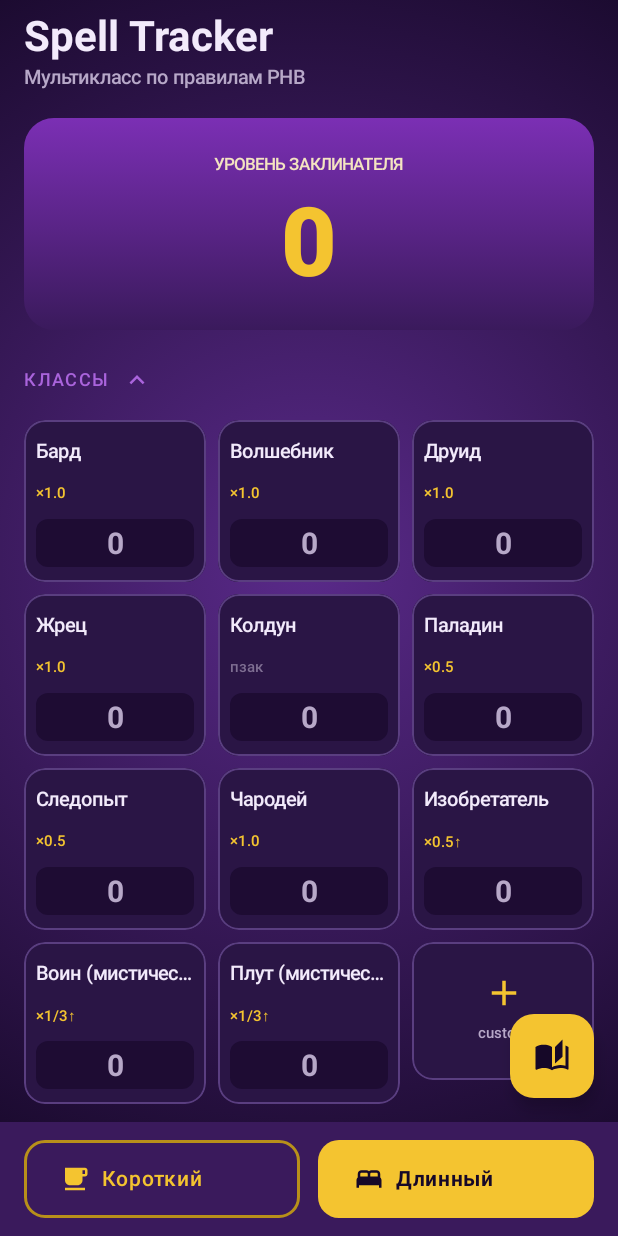
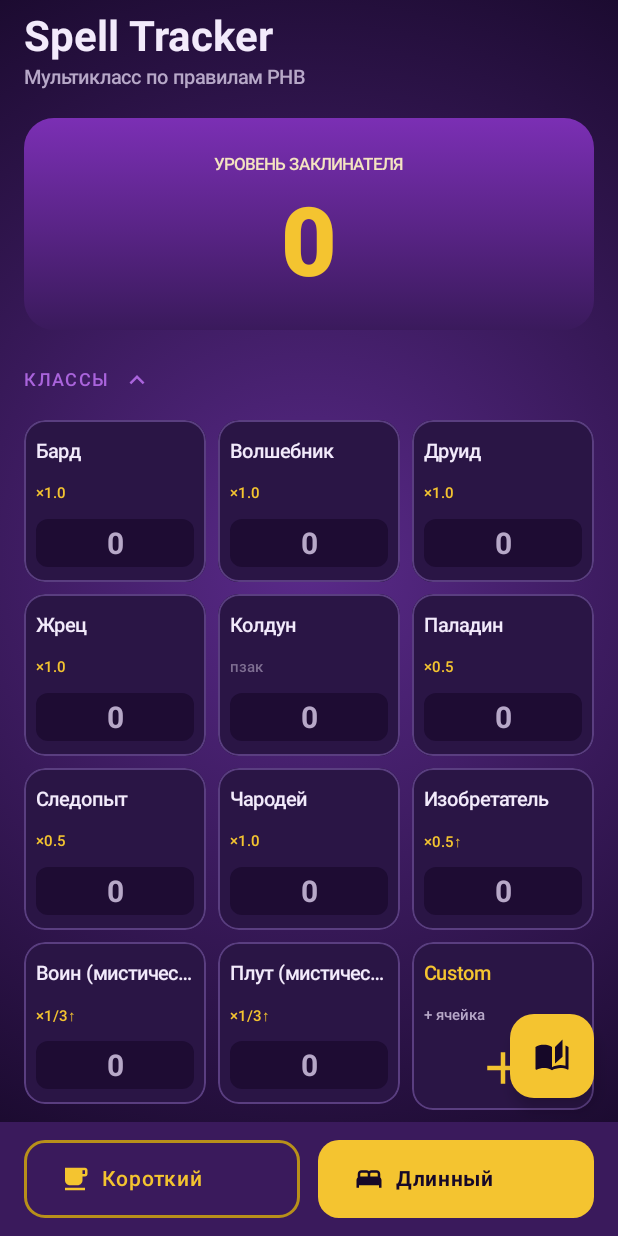
Before and after one commit to SiberianFoboZ/spell-tracker-dnd, an Android app built with Jetpack Compose: the screen it shows after launch (MainActivity), after a tap on "КЛАССЫ", on a phone screen of 412 x 824 dp. Run offline under Robolectric (Android 15) with nearby library versions, the light colour scheme and no system bars.

Commit message:
UI: GridCard constructor + flexible SlotCells (Этап 24 v3)

```diff
--- a/app/build.gradle.kts
+++ b/app/build.gradle.kts
@@ -34,8 +34,8 @@ android {
         applicationId = "com.example.spelltracker"
         minSdk = 24
         targetSdk = 36
-        versionCode = 13
-        versionName = "2.5.2"
+        versionCode = 14
+        versionName = "2.5.3"
 
         testInstrumentationRunner = "androidx.test.runner.AndroidJUnitRunner"
 
--- a/app/src/main/java/com/example/spelltracker/ui/home/HomeScreen.kt
+++ b/app/src/main/java/com/example/spelltracker/ui/home/HomeScreen.kt
@@ -442,6 +442,70 @@ private fun ClassesGrid(
     }
 }
 
+/**
+ * Этап 24 v3: общий конструктор карточки сетки классов.
+ *
+ * Единая геометрия для [ClassCard] и [AddClassButton]:
+ *   - `Box` 92.dp мин. высота, скруглённые углы 14.dp, фон CardBg
+ *   - внутри `Column`: заголовок (13.sp SemiBold) + подзаголовок (10.sp)
+ *     + `middleContent` (произвольный — LevelInput для классов, иконка
+ *     для кнопки добавления)
+ *   - опциональный `onClick` делает карточку кликабельной
+ *   - `borderColor`/`borderWidth` позволяют подсветить активные
+ *     мультиклассы (PurpleLight + 1.5.dp)
+ *
+ * Так [AddClassButton] визуально встаёт в один ритм с [ClassCard] —
+ * одинаковая высота, одинаковое расположение заголовка/подзаголовка,
+ * одинаковый внутренний отступ. Раньше AddClassButton был Box с
+ * Column(horizontalAlignment = CenterHorizontally), и иконка с
+ * текстом «custom» сидели в центре — теперь текст «Custom» это
+ * полноценный заголовок сверху, как у остальных.
+ */
+@Composable
+private fun GridCard(
+    title: String,
+    subtitle: String,
+    titleColor: androidx.compose.ui.graphics.Color,
+    subtitleColor: androidx.compose.ui.graphics.Color,
+    onClick: (() -> Unit)?,
+    borderColor: androidx.compose.ui.graphics.Color,
+    borderWidth: androidx.compose.ui.unit.Dp,
+    modifier: Modifier = Modifier,
+    middleContent: @Composable () -> Unit = {},
+) {
+    Box(
+        modifier = modifier
+            .heightIn(min = 92.dp)
+            .clip(RoundedCornerShape(14.dp))
+            .background(AppColors.CardBg)
+            .border(
+                width = borderWidth,
+                color = borderColor,
+                shape = RoundedCornerShape(14.dp),
+            )
+            .let { if (onClick != null) it.clickable { onClick() } else it }
+            .padding(horizontal = 8.dp, vertical = 10.dp),
+    ) {
+        Column(verticalArrangement = Arrangement.spacedBy(6.dp)) {
+            Text(
+                text = title,
+                color = titleColor,
+                fontSize = 13.sp,
+                fontWeight = FontWeight.SemiBold,
+                maxLines = 1,
+                overflow = TextOverflow.Ellipsis,
+            )
+            Text(
+                text = subtitle,
+                color = subtitleColor,
+                fontSize = 10.sp,
+                maxLines = 1,
+            )
+            middleContent()
+        }
+    }
+}
+
 @Composable
 private fun ClassCard(
     info: Classes.Info,
@@ -451,39 +515,19 @@ private fun ClassCard(
 ) {
     val hasCasting = info.factor > 0.0
     val isMulticlass = level > 0 && hasCasting
-    val bg = if (isMulticlass) AppColors.CardBgLighter else AppColors.CardBg
-    Box(
-        modifier = modifier
-            .heightIn(min = 92.dp)
-            .clip(RoundedCornerShape(14.dp))
-            .background(bg)
-            .border(
-                width = if (isMulticlass) 1.5.dp else 1.dp,
-                color = if (isMulticlass) AppColors.PurpleLight else AppColors.Outline,
-                shape = RoundedCornerShape(14.dp),
+    GridCard(
+        title = info.name,
+        subtitle = if (hasCasting) "×${formatFactor(info)}" else "пзак",
+        titleColor = AppColors.TextWhite,
+        subtitleColor = if (hasCasting) AppColors.Gold else AppColors.TextGreyDark,
+        onClick = null,
+        borderColor = if (isMulticlass) AppColors.PurpleLight else AppColors.Outline,
+        borderWidth = if (isMulticlass) 1.5.dp else 1.dp,
+        // Этап 24 v3: фон CardBgLighter для мультиклассов применяем
+        // ПОВЕРХ GridCard'овского CardBg, чтобы подсветить активные классы.
+        modifier = if (isMulticlass) modifier.background(AppColors.CardBgLighter) else modifier,
+        middleContent = { LevelInput(level, onLevelChange) },
     )
-            .padding(horizontal = 8.dp, vertical = 10.dp),
-    ) {
-        Column(verticalArrangement = Arrangement.spacedBy(6.dp)) {
-            Text(
-                text = info.name,
-                color = AppColors.TextWhite,
-                fontSize = 13.sp,
-                fontWeight = FontWeight.SemiBold,
-                maxLines = 1,
-                overflow = TextOverflow.Ellipsis,
-            )
-            Text(
-                text = if (hasCasting) "×${formatFactor(info)}" else "пзак",
-                color = if (hasCasting) AppColors.Gold else AppColors.TextGreyDark,
-                fontSize = 10.sp,
-            )
-            LevelInput(
-                level = level,
-                onLevelChange = onLevelChange,
-            )
-        }
-    }
 }
 
 @Composable
@@ -548,44 +592,51 @@ private fun LevelInput(
  * скруглённые углы 14.dp, фон CardBg, рамка Outline), чтобы не ломать
  * общий ритм сетки.
  */
+/**
+ * Кнопка «Добавить пользовательскую ячейку» (Этап 20 v2 → Этап 24 v3).
+ *
+ * Занимает последнюю ячейку сетки [ClassesGrid] (3×3 → 10 ячеек: 9
+ * классов + 1 кнопка). Визуально повторяет [ClassCard] 1-в-1 благодаря
+ * общему конструктору [GridCard]:
+ *   - Заголовок «Custom» (13.sp, gold) — как у других классов
+ *   - Подзаголовок «+ ячейка» (10.sp, grey) — объясняет действие
+ *   - В middleContent — крупная золотая иконка «+» (36.dp)
+ *   - Кликабельна — открывает [AddCustomSlotSheet] (Этап 20 v2).
+ *
+ * Раньше текст «custom» был мелкой подписью 10.sp ПОД иконкой +
+ * иконка была 28.dp — из-за этого кнопка визуально казалась меньше
+ * других карточек в сетке. Теперь с единым конструктором и
+ * полноценным заголовком кнопка выглядит как «ещё одна карточка
+ * класса», а не как «отдельная маленькая кнопочка».
+ */
 @Composable
 private fun AddClassButton(
     modifier: Modifier = Modifier,
     onClick: () -> Unit = {},
 ) {
+    GridCard(
+        title = "Custom",
+        subtitle = "+ ячейка",
+        titleColor = AppColors.Gold,
+        subtitleColor = AppColors.TextGrey,
+        onClick = onClick,
+        borderColor = AppColors.Outline,
+        borderWidth = 1.dp,
+        modifier = modifier,
+        middleContent = {
             Box(
-        modifier = modifier
-            .heightIn(min = 92.dp)
-            .clip(RoundedCornerShape(14.dp))
-            .background(AppColors.CardBg)
-            .border(
-                width = 1.dp,
-                color = AppColors.Outline,
-                shape = RoundedCornerShape(14.dp),
-            )
-            .clickable(onClick = onClick)
-            .padding(horizontal = 8.dp, vertical = 10.dp),
+                modifier = Modifier.fillMaxWidth(),
                 contentAlignment = Alignment.Center,
-    ) {
-        Column(
-            horizontalAlignment = Alignment.CenterHorizontally,
-            verticalArrangement = Arrangement.Center,
             ) {
                 Icon(
                     imageVector = Icons.Filled.Add,
                     contentDescription = "Добавить пользовательскую ячейку",
                     tint = AppColors.Gold,
-                modifier = Modifier.size(28.dp),
-            )
-            Spacer(Modifier.height(2.dp))
-            Text(
-                text = "custom",
-                color = AppColors.TextGrey,
-                fontSize = 10.sp,
-                fontWeight = FontWeight.Medium,
+                    modifier = Modifier.size(36.dp),
                 )
             }
-    }
+        },
+    )
 }
 
 private fun formatFactor(info: Classes.Info): String = when {
@@ -939,7 +990,7 @@ private fun ArcanumRow(
         }
         Spacer(Modifier.width(12.dp))
         // Один визуальный блок (арканум — всегда ровно 1 ячейка).
-        SlotCell(used = isSpent, sizeDp = 48.dp)
+        SlotCell(used = isSpent, modifier = Modifier.size(48.dp))
     }
 }
 
```
Also changed, not shown: app/src/main/java/com/example/spelltracker/ui/home/SlotCell.kt (+13 -14 lines), app/src/main/java/com/example/spelltracker/ui/home/SlotCells.kt (+62 -24 lines), 1 other file. Lines whose indentation alone changed are shown as unchanged.
